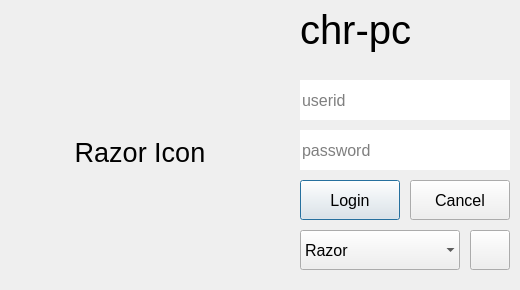
The window that loginform.ui (surlykke/qt-lightdm-greeter) describes before a commit, drawn with Qt 5.
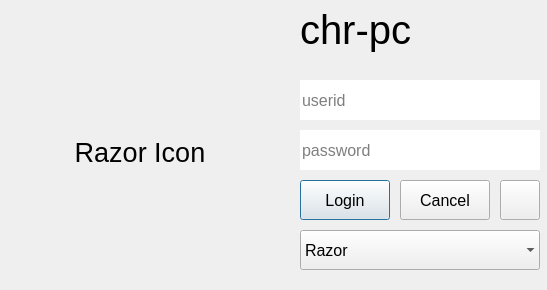
The same window after the commit.

Commit message: Rearrange razor-lightdm-greeter loginform to make session-combobox wider

Patch:
```diff
--- a/loginform.ui
+++ b/loginform.ui
@@ -12,7 +12,7 @@
    <rect>
     <x>0</x>
     <y>0</y>
-    <width>520</width>
+    <width>547</width>
     <height>290</height>
    </rect>
   </property>
@@ -32,7 +32,7 @@
     <rect>
      <x>300</x>
      <y>0</y>
-     <width>210</width>
+     <width>240</width>
      <height>60</height>
     </rect>
    </property>
@@ -62,7 +62,7 @@
     <rect>
      <x>300</x>
      <y>80</y>
-     <width>210</width>
+     <width>240</width>
      <height>40</height>
     </rect>
    </property>
@@ -83,7 +83,7 @@
     <rect>
      <x>300</x>
      <y>130</y>
-     <width>210</width>
+     <width>240</width>
      <height>40</height>
     </rect>
    </property>
@@ -110,7 +110,7 @@
     <rect>
      <x>300</x>
      <y>180</y>
-     <width>100</width>
+     <width>90</width>
      <height>40</height>
     </rect>
    </property>
@@ -138,9 +138,9 @@
   <widget class="QPushButton" name="cancelButton">
    <property name="geometry">
     <rect>
-     <x>410</x>
+     <x>400</x>
      <y>180</y>
-     <width>100</width>
+     <width>90</width>
      <height>40</height>
     </rect>
    </property>
@@ -177,10 +177,16 @@
     <rect>
      <x>300</x>
      <y>230</y>
-     <width>160</width>
+     <width>240</width>
      <height>40</height>
     </rect>
    </property>
+   <property name="sizePolicy">
+    <sizepolicy hsizetype="Maximum" vsizetype="Maximum">
+     <horstretch>0</horstretch>
+     <verstretch>0</verstretch>
+    </sizepolicy>
+   </property>
    <property name="font">
     <font>
      <pointsize>12</pointsize>
@@ -208,8 +214,8 @@
   <widget class="QPushButton" name="leaveButton">
    <property name="geometry">
     <rect>
-     <x>470</x>
-     <y>230</y>
+     <x>500</x>
+     <y>180</y>
      <width>40</width>
      <height>40</height>
     </rect>
```
